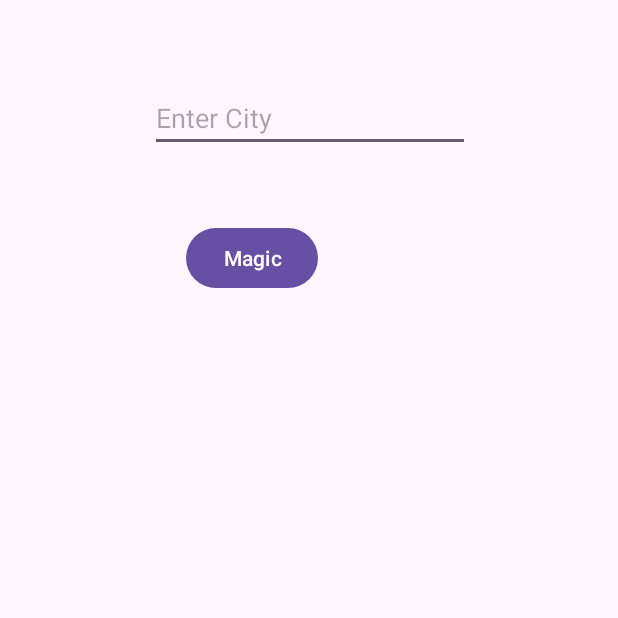
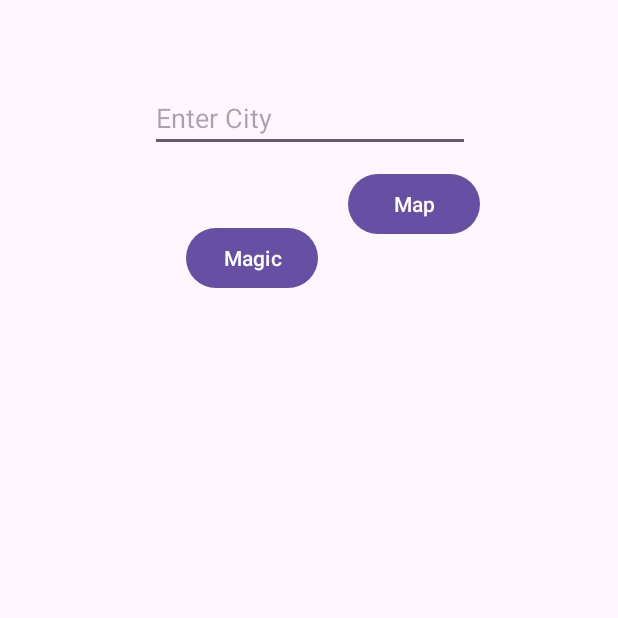
Before and after one commit to Xofty1/WeatherForecast, an Android app: the screen it shows after launch (MainActivity), on a phone screen of 412 x 824 dp, the top half of it. Run offline under Robolectric (Android 15) with nearby library versions, the phone set to English and light mode, and no system bars.

Commit message:
ready map

```diff
--- a/app/build.gradle.kts
+++ b/app/build.gradle.kts
@@ -41,7 +41,7 @@ dependencies {
     implementation("androidx.constraintlayout:constraintlayout:2.1.4")
     implementation("com.google.code.gson:gson:2.10")
     implementation("com.squareup.okhttp3:okhttp:4.9.3")
-
+    implementation("com.yandex.android:maps.mobile:4.5.1-lite")
     testImplementation("junit:junit:4.13.2")
     androidTestImplementation("androidx.test.ext:junit:1.1.5")
     androidTestImplementation("androidx.test.espresso:espresso-core:3.5.1")
--- /dev/null
+++ b/app/src/main/java/com/example/weatherforecast/DataHandle.java
@@ -0,0 +1,5 @@
+package com.example.weatherforecast;
+
+public interface DataHandle {
+    public void onDataFetched(String xmlData);
+}
--- a/app/src/main/java/com/example/weatherforecast/FetchDataTask.java
+++ b/app/src/main/java/com/example/weatherforecast/FetchDataTask.java
@@ -1,6 +1,7 @@
 package com.example.weatherforecast;
 
 
+import android.app.Activity;
 import android.os.AsyncTask;
 import android.util.Log;
 
@@ -17,16 +18,21 @@ import java.net.URL;
 import javax.net.ssl.HttpsURLConnection;
 
 public class FetchDataTask extends AsyncTask<Void, Void, String> {
-    private String Url = "https://api.openweathermap.org/data/2.5/forecast?q=Moscow&appid=a1c34ffcfd0d837993551913ad415dc0";
-//    private static final String Url = "https://api.openweathermap.org/data/2.5/forecast?lat=44.34&lon=10.99&appid=a1c34ffcfd0d837993551913ad415dc0";
+    private String Url = "https://api.openweathermap.org/data/2.5/forecast?q=Moscow&lang=ru&appid=a1c34ffcfd0d837993551913ad415dc0";
+    //    private static final String Url = "https://api.openweathermap.org/data/2.5/forecast?lat=44.34&lon=10.99&appid=a1c34ffcfd0d837993551913ad415dc0";
 //    private static final String Url = "https://api.openweathermap.org/data/2.5/weather?lat=55.7522200&lon=37.6155600&appid=a1c34ffcfd0d837993551913ad415dc0";
 //    private static final String URL = "https://api.vk.com/method/users.get";
+    double latitude;
+    double longitude;
+    private DataHandle activity;
 
-    private MainActivity mainActivity;
+    public FetchDataTask(DataHandle activity, String city, double latitude, double longitude, RequestType requestType) {
+        this.activity = activity;
+        if (requestType == RequestType.CITY)
+            this.Url = "https://api.openweathermap.org/data/2.5/forecast?q=" + city + "&lang=ru&appid=a1c34ffcfd0d837993551913ad415dc0";
+        else if (requestType == RequestType.COORD)
+            this.Url = "https://api.openweathermap.org/data/2.5/forecast?lat=" + latitude + "&lon=" + longitude + "&lang=ru&appid=a1c34ffcfd0d837993551913ad415dc0";
 
-    public FetchDataTask(MainActivity mainActivity, String city) {
-        this.mainActivity = mainActivity;
-        this.Url = "https://api.openweathermap.org/data/2.5/forecast?q="+city+"&appid=a1c34ffcfd0d837993551913ad415dc0";
     }
 
     @Override
@@ -62,7 +68,7 @@ public class FetchDataTask extends AsyncTask<Void, Void, String> {
     @Override
     protected void onPostExecute(String xmlData) {
         if (xmlData != null) {
-            mainActivity.onDataFetched(xmlData);
+            activity.onDataFetched(xmlData);
             Log.d("XMLData", xmlData);
         } else {
             Log.e("Error", "Failed to fetch data from the server");
--- a/app/src/main/java/com/example/weatherforecast/MainActivity.java
+++ b/app/src/main/java/com/example/weatherforecast/MainActivity.java
@@ -25,7 +25,8 @@ import java.util.List;
 import com.google.gson.Gson;
 
 
-public class MainActivity extends AppCompatActivity {
+public class MainActivity extends AppCompatActivity implements DataHandle{
+
     private static final String URL = "http://worldweather.wmo.int/ru/json/206_ru.xml";
     ActivityMainBinding binding;
     private final static String FILE_NAME = "weather.json";
@@ -39,7 +40,7 @@ public class MainActivity extends AppCompatActivity {
     View.OnClickListener fetch = new View.OnClickListener() {
         @Override
         public void onClick(View view) {
-            new FetchDataTask(MainActivity.this, city).execute();
+            new FetchDataTask(MainActivity.this, city,0,0,RequestType.CITY).execute();
         }
     };
 
@@ -68,9 +69,16 @@ public class MainActivity extends AppCompatActivity {
         binding = ActivityMainBinding.inflate(getLayoutInflater());
         View view = binding.getRoot();
         setContentView(view);
-        new FetchDataTask(this, city).execute();// для динамеческой работы
+        new FetchDataTask(this, city, 0,0,RequestType.CITY).execute();// для динамеческой работы
         binding.buttonFetch.setOnClickListener(fetch);
         binding.editTextCityName.addTextChangedListener(cityChanged);
+        Intent intent = new Intent(this, MapActivity.class);
+        binding.buttonMap.setOnClickListener(new View.OnClickListener() {
+            @Override
+            public void onClick(View view) {
+                startActivity(intent);
+            }
+        });
     }
 
 
--- a/app/src/main/java/com/example/weatherforecast/MainData.java
+++ b/app/src/main/java/com/example/weatherforecast/MainData.java
@@ -12,7 +12,7 @@ public class MainData {
     private double temp_kf;
 
     public double getTemp() {
-        return temp;
+        return temp - 273.15;
     }
 
     public double getFeels_like() {
--- /dev/null
+++ b/app/src/main/java/com/example/weatherforecast/RequestType.java
@@ -0,0 +1,6 @@
+package com.example.weatherforecast;
+
+public enum RequestType {
+        COORD,
+        CITY
+}
--- a/app/src/main/java/com/example/weatherforecast/WeatherAdapter.java
+++ b/app/src/main/java/com/example/weatherforecast/WeatherAdapter.java
@@ -44,8 +44,8 @@ public class WeatherAdapter extends BaseAdapter {
         }
         cityBinding = CityBinding.bind(tmp);
         WeatherItem wI = getWeather(i);
-        cityBinding.textCity.setText("Date: " + wI.getDt_txt());
-        cityBinding.textTemp.setText("Temperature: " + wI.getMain().getTemp());
+        cityBinding.textCity.setText("Дата: " + wI.getDt_txt());
+        cityBinding.textTemp.setText("Температура: " +  String.format("%.2f",wI.getMain().getTemp())+ "°");
 //        cityBinding.textTemp.setText("Temperature: " + String.format("%.2f",wI.getMain().getTemp()) + "°");
         return tmp;
     }
--- a/app/src/main/res/layout/activity_main.xml
+++ b/app/src/main/res/layout/activity_main.xml
@@ -39,5 +39,15 @@
         app:layout_constraintStart_toStartOf="parent"
         app:layout_constraintTop_toTopOf="parent" />
 
+    <Button
+        android:id="@+id/buttonMap"
+        android:layout_width="wrap_content"
+        android:layout_height="wrap_content"
+        android:layout_marginStart="232dp"
+        android:layout_marginTop="112dp"
+        android:text="Map"
+        app:layout_constraintStart_toStartOf="parent"
+        app:layout_constraintTop_toTopOf="parent" />
+
 
 </androidx.constraintlayout.widget.ConstraintLayout>
```
Also changed, not shown: app/src/main/AndroidManifest.xml (+7 -2 lines), app/src/main/java/com/example/weatherforecast/MapActivity.java (added, +146 -0 lines), app/src/main/res/layout/activity_map.xml (added, +23 -0 lines), app/src/main/res/drawable/tag.png (added).
